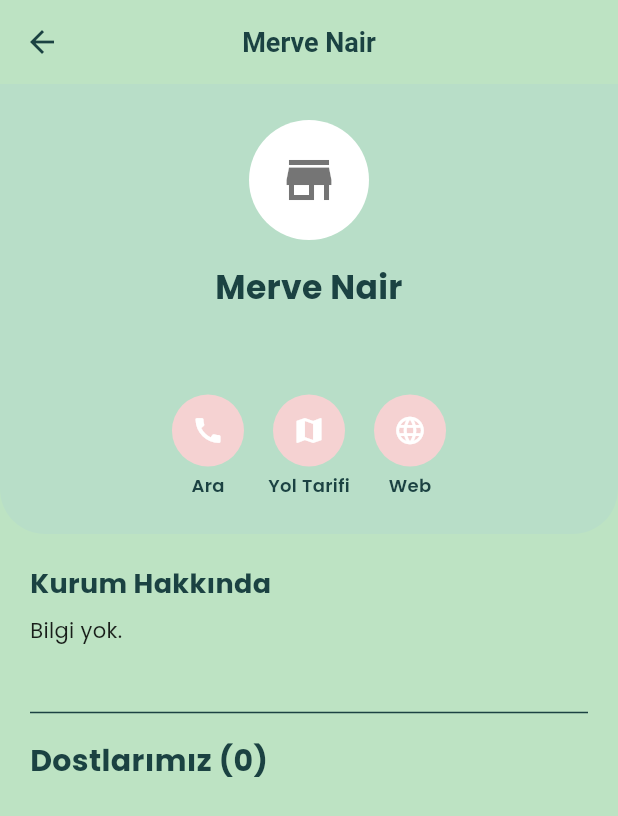
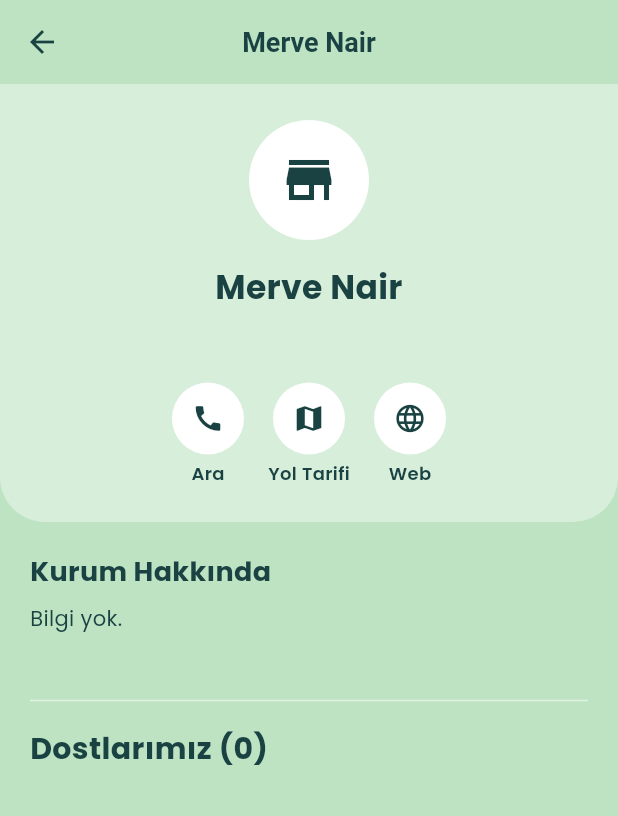
Before and after one commit to iremsimsekk/patify_app, a Flutter app: the ShelterDetailScreen screen opened directly with sample values from the repository, on a phone screen of 412 x 824 dp. Shown: the top 816 px of the screen. Run offline on Flutter 3.47's test engine with Material 3 defaults, Android fonts, the phone set to English and light mode, and no system bars; our stand-ins replace google_fonts.

Commit message:
23.11 UI design continued

```diff
--- a/lib/screens/shelter_detail_screen.dart
+++ b/lib/screens/shelter_detail_screen.dart
@@ -1,4 +1,3 @@
-// Dosya: lib/screens/shelter_detail_screen.dart
 import 'package:flutter/material.dart';
 import '../data/mock_data.dart';
 import '../widgets/pet_card.dart';
@@ -12,10 +11,19 @@ class ShelterDetailScreen extends StatelessWidget {
   @override
   Widget build(BuildContext context) {
     final animals = getAnimalsByShelter(shelter.id);
-    final theme = Theme.of(context);
+
+    // Renkler
+    const Color pastelGreen = Color(0xFFBDE3C3);
+    const Color pastelPink = Color(0xFFF5D2D2);
+    const Color darkTextPrimary = Color(0xFF1B4242);
 
     return Scaffold(
-      appBar: AppBar(title: Text(shelter.name, style: const TextStyle(fontSize: 18))),
+      backgroundColor: pastelGreen, // Arka plan
+      appBar: AppBar(
+        backgroundColor: pastelGreen,
+        title: Text(shelter.name, style: const TextStyle(fontSize: 18, color: darkTextPrimary, fontWeight: FontWeight.bold)),
+        iconTheme: const IconThemeData(color: darkTextPrimary),
+      ),
       body: SingleChildScrollView(
         child: Column(
           crossAxisAlignment: CrossAxisAlignment.start,
@@ -25,45 +33,42 @@ class ShelterDetailScreen extends StatelessWidget {
               width: double.infinity,
               padding: const EdgeInsets.all(24),
               decoration: BoxDecoration(
-                color: theme.colorScheme.secondary.withValues(alpha: 0.2),
+                // GÜNCELLEME: withValues kullanıldı
+                color: Colors.white.withValues(alpha: 0.4),
                 borderRadius: const BorderRadius.only(bottomLeft: Radius.circular(30), bottomRight: Radius.circular(30)),
               ),
               child: Column(
                 children: [
-                  const CircleAvatar(radius: 40, backgroundColor: Colors.white, child: Icon(Icons.store, size: 40, color: Colors.black54)),
+                  const CircleAvatar(radius: 40, backgroundColor: Colors.white, child: Icon(Icons.store, size: 40, color: darkTextPrimary)),
                   const SizedBox(height: 16),
-                  Text(shelter.name, style: const TextStyle(fontSize: 22, fontWeight: FontWeight.bold), textAlign: TextAlign.center),
-                  const SizedBox(height: 8),
+                  Text(shelter.name, style: const TextStyle(fontSize: 22, fontWeight: FontWeight.bold, color: darkTextPrimary), textAlign: TextAlign.center),
 
-                  // Google Maps Tarzı Rating Gösterimi
-                  if (shelter.rating != null)
+                  // Rating (Varsa)
+                  if (shelter.rating != null) ...[
+                    const SizedBox(height: 8),
                     Row(
                       mainAxisAlignment: MainAxisAlignment.center,
                       children: [
-                        Text(shelter.rating.toString(), style: const TextStyle(fontWeight: FontWeight.bold)),
-                        const SizedBox(width: 4),
+                        Text(shelter.rating.toString(), style: const TextStyle(fontWeight: FontWeight.bold, color: darkTextPrimary)),
                         const Icon(Icons.star, color: Colors.orange, size: 16),
-                        const Icon(Icons.star, color: Colors.orange, size: 16),
-                        const Icon(Icons.star, color: Colors.orange, size: 16),
-                        const Icon(Icons.star, color: Colors.orange, size: 16),
-                        const Icon(Icons.star_half, color: Colors.orange, size: 16),
-                        Text(" (${shelter.reviewCount})", style: const TextStyle(color: Colors.grey)),
+                        Text(" (${shelter.reviewCount})", style: const TextStyle(color: darkTextPrimary)),
                       ],
                     ),
+                  ],
 
                   const SizedBox(height: 8),
-                  Text(shelter.address ?? "", textAlign: TextAlign.center, style: const TextStyle(fontSize: 14, color: Colors.black54)),
+                  Text(shelter.address ?? "", textAlign: TextAlign.center, style: const TextStyle(fontSize: 14, color: darkTextPrimary)),
                   const SizedBox(height: 20),
 
                   // İletişim Butonları
                   Row(
                     mainAxisAlignment: MainAxisAlignment.center,
                     children: [
-                      _buildActionButton(Icons.call, "Ara", theme.colorScheme.primary),
+                      _buildActionButton(Icons.call, "Ara", Colors.white),
                       const SizedBox(width: 16),
-                      _buildActionButton(Icons.map, "Yol Tarifi", theme.colorScheme.primary),
+                      _buildActionButton(Icons.map, "Yol Tarifi", Colors.white),
                       const SizedBox(width: 16),
-                      _buildActionButton(Icons.language, "Web", theme.colorScheme.primary),
+                      _buildActionButton(Icons.language, "Web", Colors.white),
                     ],
                   ),
                 ],
@@ -76,28 +81,28 @@ class ShelterDetailScreen extends StatelessWidget {
               child: Column(
                 crossAxisAlignment: CrossAxisAlignment.start,
                 children: [
-                  const Text("Kurum Hakkında", style: TextStyle(fontSize: 18, fontWeight: FontWeight.bold)),
+                  const Text("Kurum Hakkında", style: TextStyle(fontSize: 18, fontWeight: FontWeight.bold, color: darkTextPrimary)),
                   const SizedBox(height: 8),
-                  Text(shelter.about ?? "Bilgi yok.", style: const TextStyle(color: Colors.black87, height: 1.5)),
+                  Text(shelter.about ?? "Bilgi yok.", style: const TextStyle(color: darkTextPrimary, height: 1.5)),
                   const SizedBox(height: 16),
                   if (shelter.workingHours != null)
                     Row(
                       children: [
-                        const Icon(Icons.access_time, size: 18, color: Colors.grey),
+                        const Icon(Icons.access_time, size: 18, color: darkTextPrimary),
                         const SizedBox(width: 8),
-                        Text("Çalışma Saatleri: ${shelter.workingHours}", style: const TextStyle(fontWeight: FontWeight.w500)),
+                        Text("Çalışma Saatleri: ${shelter.workingHours}", style: const TextStyle(fontWeight: FontWeight.w500, color: darkTextPrimary)),
                       ],
                     ),
                 ],
               ),
             ),
 
-            const Divider(indent: 20, endIndent: 20),
+            const Divider(indent: 20, endIndent: 20, color: Colors.white54),
 
             // Hayvan Listesi
             Padding(
               padding: const EdgeInsets.fromLTRB(20, 10, 20, 10),
-              child: Text("Dostlarımız (${animals.length})", style: const TextStyle(fontSize: 20, fontWeight: FontWeight.bold)),
+              child: Text("Dostlarımız (${animals.length})", style: const TextStyle(fontSize: 20, fontWeight: FontWeight.bold, color: darkTextPrimary)),
             ),
 
             GridView.builder(
@@ -119,7 +124,7 @@ class ShelterDetailScreen extends StatelessWidget {
                     name: animal.name,
                     age: animal.breed,
                     imagePath: animal.imagePath,
-                    backgroundColor: theme.cardTheme.color ?? Colors.white,
+                    backgroundColor: pastelPink, // Kartlar Pembe
                   ),
                 );
               },
@@ -132,15 +137,16 @@ class ShelterDetailScreen extends StatelessWidget {
   }
 
   Widget _buildActionButton(IconData icon, String label, Color color) {
+    const Color darkText = Color(0xFF1B4242);
     return Column(
       children: [
         CircleAvatar(
           radius: 24,
           backgroundColor: color,
-          child: Icon(icon, color: Colors.white, size: 22),
+          child: Icon(icon, color: darkText, size: 22),
         ),
         const SizedBox(height: 4),
-        Text(label, style: const TextStyle(fontSize: 12, fontWeight: FontWeight.w600)),
+        Text(label, style: const TextStyle(fontSize: 12, fontWeight: FontWeight.w600, color: darkText)),
       ],
     );
   }
--- a/lib/screens/veterinary_detail_screen.dart
+++ b/lib/screens/veterinary_detail_screen.dart
@@ -114,7 +114,7 @@ class _VeterinaryDetailScreenState extends State<VeterinaryDetailScreen> {
               ),
               child: DropdownButtonFormField<String>(
                 decoration: const InputDecoration(border: InputBorder.none, hintText: "Hizmet Seçiniz"),
-                value: _selectedType,
+                initialValue: _selectedType,
                 items: _appointmentTypes.map((type) {
                   return DropdownMenuItem(value: type, child: Text(type));
                 }).toList(),
```
Also changed, not shown: lib/data/mock_data.dart (+4 -4 lines), lib/screens/animal_detail_screen.dart (+84 -40 lines), lib/screens/home_screen.dart (+7 -1 lines), lib/screens/onboarding_screen.dart (+42 -15 lines).
